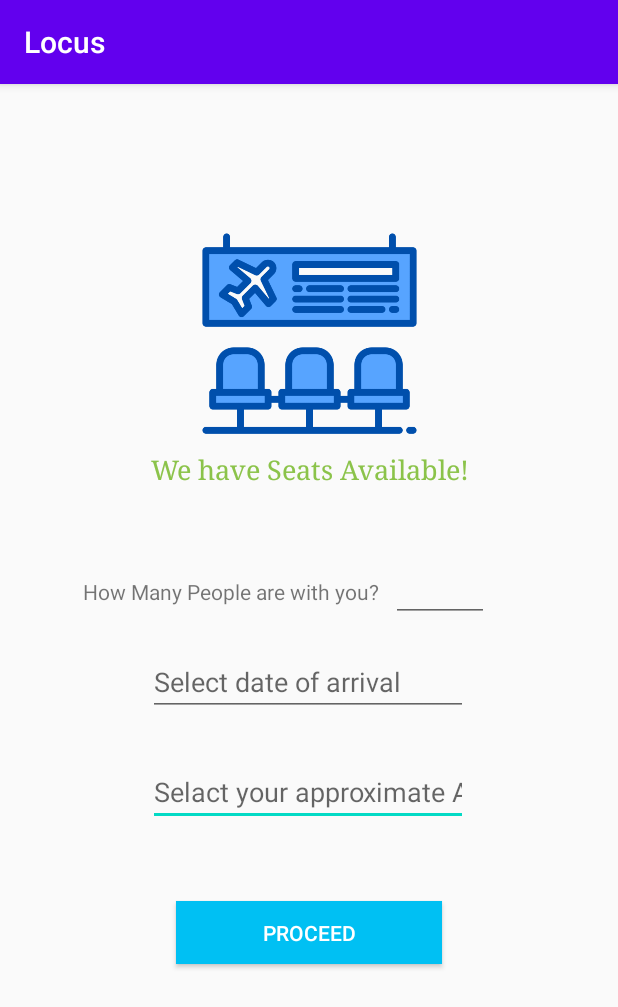
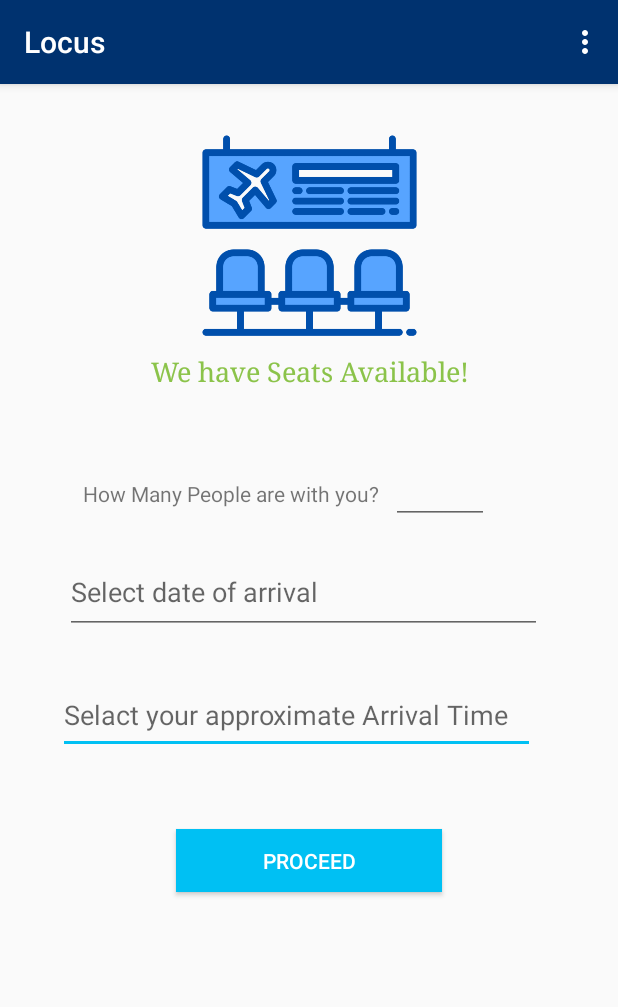
Before and after one commit to Roshan0923/LocusMobileApplication, an Android app: the ListOfPlacesAvailable screen opened directly, with no data from a screen before it, on a phone screen of 412 x 824 dp. Shown: the top 1007 px of the screen. Run offline under Robolectric (Android 15) with nearby library versions, the phone set to English and light mode, and no system bars.

Commit message:
Added Profile management page

```diff
--- a/app/src/main/AndroidManifest.xml
+++ b/app/src/main/AndroidManifest.xml
@@ -9,7 +9,8 @@
         android:roundIcon="@mipmap/ic_launcher_round"
         android:supportsRtl="true"
         android:theme="@style/AppTheme">
-        <activity android:name=".ListOfPlacesAvailable"></activity>
+        <activity android:name=".ProfileManagement"></activity>
+        <activity android:name=".ListOfPlacesAvailable" />
         <activity android:name=".AirportInformationActivity" />
         <activity android:name=".Register" />
         <activity
--- a/app/src/main/java/com/example/locus/ListOfPlacesAvailable.java
+++ b/app/src/main/java/com/example/locus/ListOfPlacesAvailable.java
@@ -1,8 +1,12 @@
 package com.example.locus;
 
+import androidx.annotation.NonNull;
 import androidx.appcompat.app.AppCompatActivity;
 
+import android.content.Intent;
 import android.os.Bundle;
+import android.view.Menu;
+import android.view.MenuItem;
 
 public class ListOfPlacesAvailable extends AppCompatActivity {
 
@@ -11,4 +15,17 @@ public class ListOfPlacesAvailable extends AppCompatActivity {
         super.onCreate(savedInstanceState);
         setContentView(R.layout.activity_list_of_places_available);
     }
+
+    @Override
+    public boolean onCreateOptionsMenu(Menu menu) {
+        getMenuInflater().inflate(R.menu.menu,menu);
+        return true;
+    }
+
+    @Override
+    public boolean onOptionsItemSelected(@NonNull MenuItem item) {
+        Intent intent=new Intent(this,ProfileManagement.class);
+        startActivity(intent);
+        return super.onOptionsItemSelected(item);
+    }
 }
--- a/app/src/main/java/com/example/locus/MainActivity.java
+++ b/app/src/main/java/com/example/locus/MainActivity.java
@@ -1,9 +1,12 @@
 package com.example.locus;
 
+import androidx.annotation.NonNull;
 import androidx.appcompat.app.AppCompatActivity;
 
 import android.content.Intent;
 import android.os.Bundle;
+import android.view.Menu;
+import android.view.MenuItem;
 import android.view.View;
 import android.widget.Button;
 
--- a/app/src/main/res/layout/activity_list_of_places_available.xml
+++ b/app/src/main/res/layout/activity_list_of_places_available.xml
@@ -6,22 +6,6 @@
     android:layout_height="match_parent"
     tools:context=".ListOfPlacesAvailable">
 
-    <Button
-        android:id="@+id/registerbutton3"
-        android:layout_width="177dp"
-        android:layout_height="42dp"
-        android:layout_marginStart="117dp"
-        android:layout_marginLeft="117dp"
-        android:layout_marginTop="50dp"
-        android:layout_marginEnd="117dp"
-        android:layout_marginRight="117dp"
-        android:background="#00c0f3"
-        android:text="proceed"
-        android:textColor="#FFFFFF"
-        app:layout_constraintEnd_toEndOf="parent"
-        app:layout_constraintHorizontal_bias="0.0"
-        app:layout_constraintStart_toStartOf="parent"
-        app:layout_constraintTop_toBottomOf="@+id/arrivalTime" />
 
     <ImageView
         android:id="@+id/imageView4"
@@ -29,7 +13,7 @@
         android:layout_height="147dp"
         android:layout_marginStart="132dp"
         android:layout_marginLeft="132dp"
-        android:layout_marginTop="97dp"
+        android:layout_marginTop="32dp"
         android:layout_marginEnd="132dp"
         android:layout_marginRight="132dp"
         app:layout_constraintEnd_toEndOf="parent"
@@ -55,8 +39,8 @@
 
     <EditText
         android:id="@+id/arrivalTime"
-        android:layout_width="wrap_content"
-        android:layout_height="wrap_content"
+        android:layout_width="318dp"
+        android:layout_height="52dp"
         android:layout_marginStart="98dp"
         android:layout_marginLeft="98dp"
         android:layout_marginTop="28dp"
@@ -66,13 +50,14 @@
         android:hint="Selact your approximate Arrival Time"
         android:inputType="time"
         app:layout_constraintEnd_toEndOf="parent"
+        app:layout_constraintHorizontal_bias="0.576"
         app:layout_constraintStart_toStartOf="parent"
         app:layout_constraintTop_toBottomOf="@+id/editText4" />
 
     <EditText
         android:id="@+id/editText4"
-        android:layout_width="wrap_content"
-        android:layout_height="wrap_content"
+        android:layout_width="318dp"
+        android:layout_height="56dp"
         android:layout_marginStart="98dp"
         android:layout_marginLeft="98dp"
         android:layout_marginTop="28dp"
@@ -82,6 +67,7 @@
         android:hint="Select date of arrival "
         android:inputType="date"
         app:layout_constraintEnd_toEndOf="parent"
+        app:layout_constraintHorizontal_bias="0.53"
         app:layout_constraintStart_toStartOf="parent"
         app:layout_constraintTop_toBottomOf="@+id/textView6" />
 
@@ -98,7 +84,22 @@
             app:layout_constraintEnd_toStartOf="@+id/editText5"
             app:layout_constraintStart_toStartOf="parent"
             app:layout_constraintTop_toBottomOf="@+id/textView5" />
-
+ <Button
+        android:id="@+id/registerbutton3"
+        android:layout_width="177dp"
+        android:layout_height="42dp"
+        android:layout_marginStart="117dp"
+        android:layout_marginLeft="117dp"
+        android:layout_marginTop="50dp"
+        android:layout_marginEnd="117dp"
+        android:layout_marginRight="117dp"
+        android:background="#00c0f3"
+        android:text="proceed"
+        android:textColor="#FFFFFF"
+        app:layout_constraintEnd_toEndOf="parent"
+        app:layout_constraintHorizontal_bias="0.0"
+        app:layout_constraintStart_toStartOf="parent"
+        app:layout_constraintTop_toBottomOf="@+id/arrivalTime" />
     <EditText
         android:id="@+id/editText5"
         android:layout_width="65dp"
@@ -110,4 +111,6 @@
         android:inputType="number"
         app:layout_constraintStart_toEndOf="@+id/textView6"
         app:layout_constraintTop_toBottomOf="@+id/textView5" />
+
+
 </androidx.constraintlayout.widget.ConstraintLayout>
--- /dev/null
+++ b/app/src/main/res/menu/menu.xml
@@ -0,0 +1,18 @@
+<?xml version="1.0" encoding="utf-8"?>
+<menu xmlns:android="http://schemas.android.com/apk/res/android"
+    xmlns:app="http://schemas.android.com/apk/res-auto">
+    <!-- "Mark Favorite", should appear as action button if possible -->
+    <item
+        android:id="@+id/action_favorite"
+        android:icon="@drawable/profile"
+        android:title="Profile"
+        app:showAsAction="never"
+        ></item>
+    <item
+        android:id="@+id/aboutUs"
+        android:icon="@drawable/profile"
+        android:title="About us"
+        app:showAsAction="never"
+        ></item>
+
+</menu>
--- a/app/src/main/res/values/styles.xml
+++ b/app/src/main/res/values/styles.xml
@@ -3,9 +3,9 @@
     <!-- Base application theme. -->
     <style name="AppTheme" parent="Theme.AppCompat.Light.DarkActionBar">
         <!-- Customize your theme here. -->
-        <item name="colorPrimary">@color/colorPrimary</item>
+        <item name="colorPrimary"> #00326f</item>
         <item name="colorPrimaryDark">@color/colorPrimaryDark</item>
-        <item name="colorAccent">@color/colorAccent</item>
+        <item name="colorAccent">#00c0f3</item>
     </style>
 
 </resources>
```
Also changed, not shown: app/src/main/java/com/example/locus/AirportInformationActivity.java (+14 -0 lines), app/src/main/java/com/example/locus/ProfileManagement.java (added, +47 -0 lines), app/src/main/res/layout/activity_profile_management.xml (added, +122 -0 lines), app/src/main/res/layout/activity_register.xml (+8 -0 lines), app/src/main/res/drawable/profile.png (added). Lines whose indentation alone changed are shown as unchanged.
